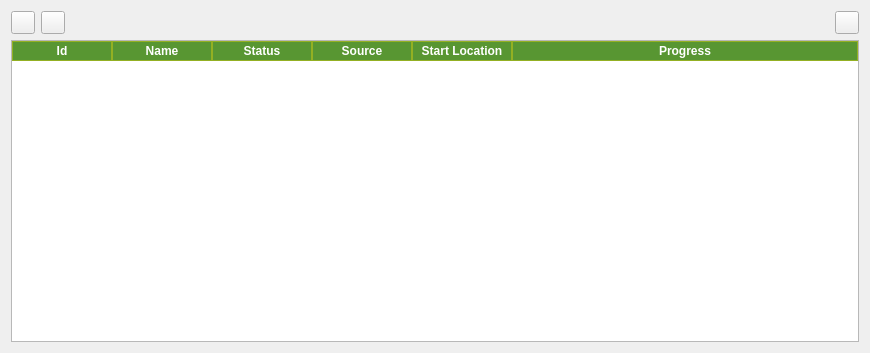
Qt form code/ui/ui_FmvManager.ui (All4Gis/QGISFMV) before a commit.
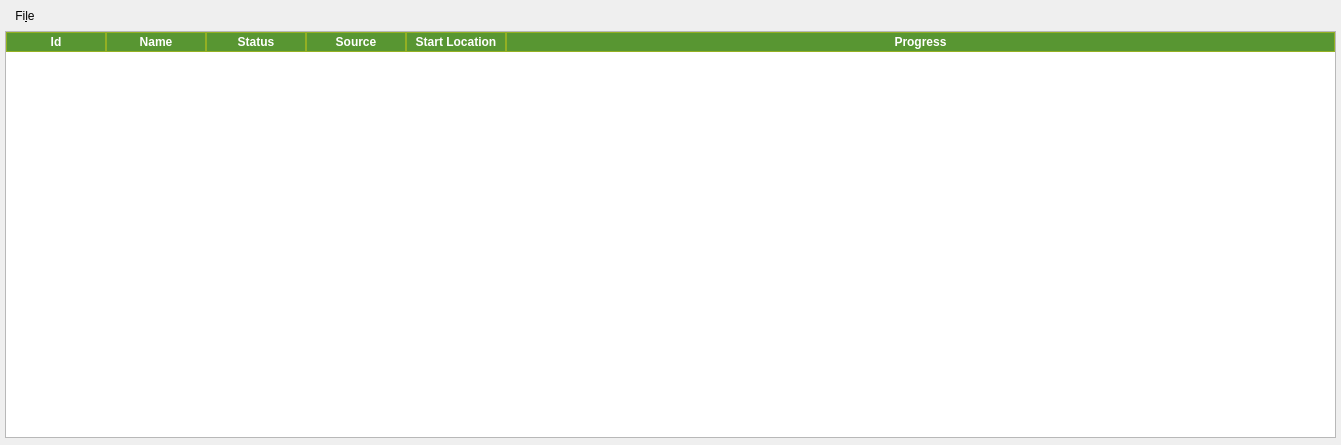
The same form after that commit. Icons and pictures are not drawn.

Diff of the .ui file:
```diff
--- a/code/ui/ui_FmvManager.ui
+++ b/code/ui/ui_FmvManager.ui
@@ -1,65 +1,69 @@
 <?xml version="1.0" encoding="UTF-8"?>
 <ui version="4.0">
  <class>ManagerWindow</class>
- <widget class="QWidget" name="ManagerWindow">
+ <widget class="QDockWidget" name="ManagerWindow">
   <property name="geometry">
    <rect>
     <x>0</x>
     <y>0</y>
-    <width>870</width>
-    <height>353</height>
+    <width>1341</width>
+    <height>445</height>
    </rect>
   </property>
+  <property name="windowIcon">
+   <iconset resource="resources.qrc">
+    <normaloff>:/imgFMV/images/manager.png</normaloff>:/imgFMV/images/manager.png</iconset>
+  </property>
+  <property name="locale">
+   <locale language="English" country="UnitedStates"/>
+  </property>
+  <property name="features">
+   <set>QDockWidget::AllDockWidgetFeatures</set>
+  </property>
   <property name="windowTitle">
    <string>Video Manager</string>
   </property>
-  <layout class="QGridLayout" name="gridLayout">
-   <item row="0" column="0">
-    <widget class="QToolButton" name="mOpenMPEGButton">
-     <property name="text">
-      <string/>
-     </property>
-    </widget>
-   </item>
-   <item row="0" column="1">
-    <widget class="QToolButton" name="mActionCreateMISBButton">
-     <property name="text">
-      <string/>
-     </property>
-    </widget>
-   </item>
-   <item row="0" column="2">
-    <spacer name="horizontalSpacer">
-     <property name="orientation">
-      <enum>Qt::Horizontal</enum>
-     </property>
-     <property name="sizeHint" stdset="0">
-      <size>
-       <width>773</width>
-       <height>20</height>
-      </size>
-     </property>
-    </spacer>
-   </item>
-   <item row="0" column="3">
-    <widget class="QToolButton" name="mCloseButton">
-     <property name="text">
-      <string/>
-     </property>
-     <property name="icon">
-      <iconset resource="resources.qrc">
-       <normaloff>:/imgFMV/images/close.svg</normaloff>:/imgFMV/images/close.svg</iconset>
-     </property>
-    </widget>
-   </item>
-   <item row="1" column="0" colspan="4">
+  <widget class="QWidget" name="dockWidgetContents">
+   <layout class="QVBoxLayout" name="verticalLayout">
+    <property name="spacing">
+     <number>5</number>
+    </property>
+    <property name="leftMargin">
+     <number>5</number>
+    </property>
+    <property name="topMargin">
+     <number>7</number>
+    </property>
+    <property name="rightMargin">
+     <number>5</number>
+    </property>
+    <property name="bottomMargin">
+     <number>7</number>
+    </property>
+    <item>
+     <widget class="QMenuBar" name="menubarwidget">
+      <property name="styleSheet">
+       <string notr="true">QMenuBar {
+    background-color: transparent;
+}</string>
+      </property>
+      <widget class="QMenu" name="menuFile">
+       <property name="title">
+        <string>Fi&amp;le</string>
+       </property>
+       <addaction name="actionOpen_Stream"/>
+       <addaction name="separator"/>
+       <addaction name="actionOpen_MPEG2_File"/>
+       <addaction name="separator"/>
+       <addaction name="actionCreate_MISB_File"/>
+       <addaction name="separator"/>
+       <addaction name="CloseButton"/>
+      </widget>
+      <addaction name="menuFile"/>
+     </widget>
+    </item>
+    <item>
     <widget class="QTableWidget" name="VManager">
-     <property name="minimumSize">
-      <size>
-       <width>0</width>
-       <height>300</height>
-      </size>
-     </property>
      <property name="font">
       <font>
        <family>Arial</family>
@@ -88,7 +92,6 @@
 margin: 0px;
 text-align: center;
 font-family: arial;
-font-size:12px;
 }
 
 QTableView
@@ -100,15 +103,6 @@
  }
 </string>
      </property>
-     <property name="verticalScrollBarPolicy">
-      <enum>Qt::ScrollBarAsNeeded</enum>
-     </property>
-     <property name="horizontalScrollBarPolicy">
-      <enum>Qt::ScrollBarAsNeeded</enum>
-     </property>
-     <property name="sizeAdjustPolicy">
-      <enum>QAbstractScrollArea::AdjustToContents</enum>
-     </property>
      <property name="editTriggers">
       <set>QAbstractItemView::NoEditTriggers</set>
      </property>
@@ -196,6 +190,7 @@
     </widget>
    </item>
   </layout>
+  </widget>
   <action name="actionOpen_Stream">
    <property name="icon">
     <iconset resource="resources.qrc">
```
Left out of the diff: 30 changed lines with no effect on the pictures. Lines whose indentation alone changed are shown as unchanged.
